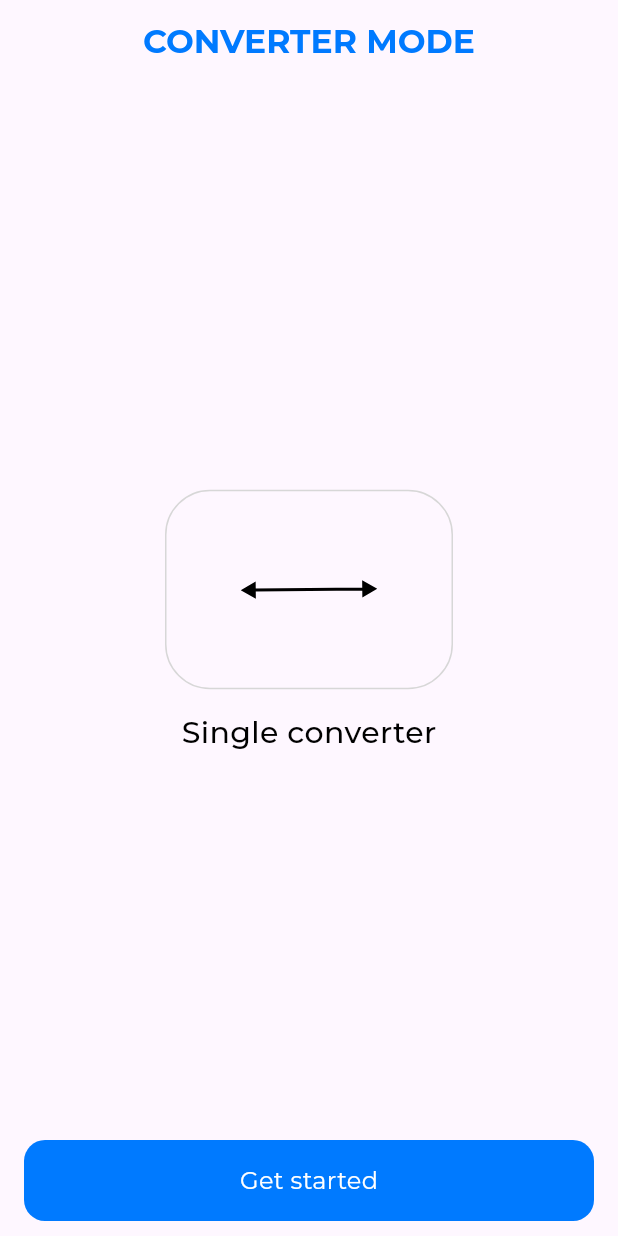
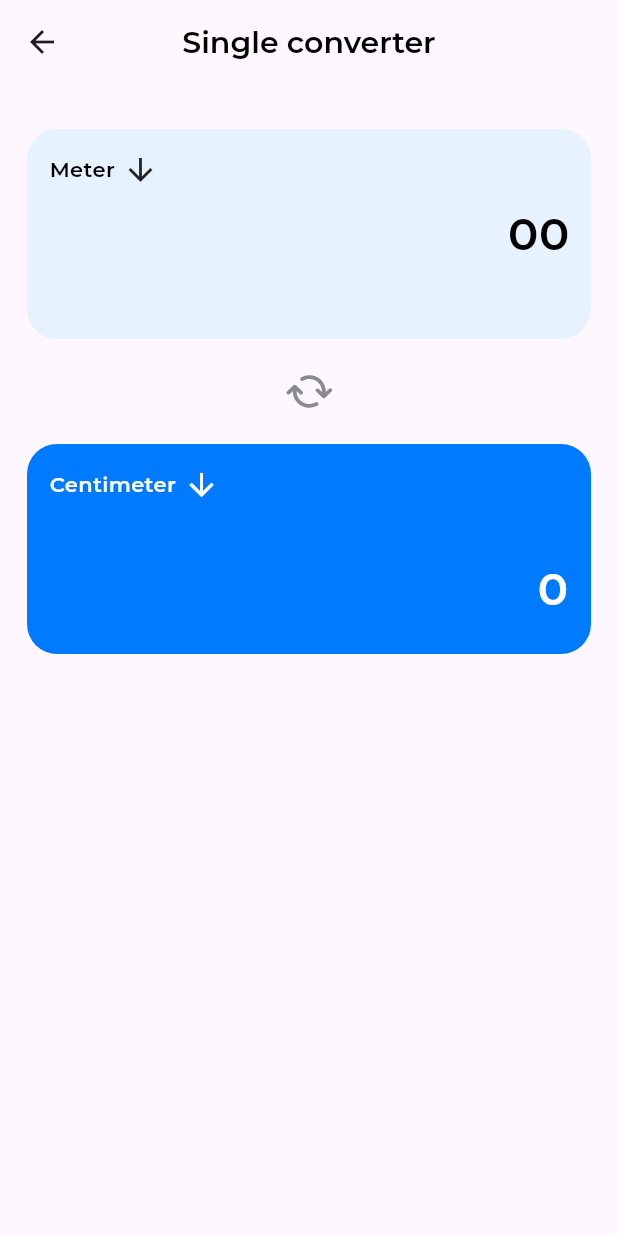
Before and after one commit to kevinvpatel/Distance-Converter, a Flutter app: the screen it shows after launch, after a tap on "Get started", on a phone screen of 412 x 824 dp. Run offline on Flutter 3.47's test engine with Material 3 defaults, Android fonts, the phone set to English and light mode, and no system bars; our stand-ins replace flutter_svg, get; project files that could hold a hidden picture were left out.

Commit message:
Single Converter Screen Completed

```diff
--- /dev/null
+++ b/lib/coman/textfiledWidget.dart
@@ -0,0 +1,77 @@
+import 'package:flutter/material.dart';
+import 'package:get/get.dart';
+import 'package:task/controller/SINGLController.dart';
+import 'package:task/utils/my_style.dart';
+
+class TextFiedWidget extends StatelessWidget {
+  final Color color;
+  final Color tcolor;
+  final String title;
+  final TextEditingController controlle;
+  final Color Tcolor;
+  final void Function() onTap;
+  final void Function(String) onChanged;
+  final BoxBorder? border;
+  const TextFiedWidget({
+    super.key,
+    required this.color,
+    required this.tcolor,
+    required this.title,
+    required this.Tcolor,
+    required this.controlle,
+    required this.onChanged,
+    required this.onTap,
+    this.border,
+  });
+
+  @override
+  Widget build(BuildContext context) {
+    return Stack(
+      children: [
+        Container(
+          height: 140,
+          width: Get.width,
+          decoration: BoxDecoration(color: color, borderRadius: BorderRadius.circular(20), border: border),
+          child: Column(
+            crossAxisAlignment: CrossAxisAlignment.end,
+            mainAxisAlignment: MainAxisAlignment.center,
+            children: [
+              SizedBox(
+                // height: 140,
+                child: TextField(
+                    controller: controlle,
+                    onChanged: onChanged,
+                    style: 30.monserrat600.copyWith(color: tcolor),
+                    textAlign: TextAlign.end,
+                    keyboardType: TextInputType.number,
+                    decoration: InputDecoration(
+                        contentPadding: const EdgeInsets.symmetric(horizontal: 10),
+                        hintStyle: 30.monserrat600.copyWith(color: tcolor),
+                        hintText: '00',
+                        filled: true,
+                        fillColor: Colors.transparent,
+                        border: InputBorder.none)),
+              ),
+            ],
+          ),
+        ),
+        Padding(
+          padding: const EdgeInsets.all(15),
+          child: Row(
+            children: [
+              InkWell(
+                onTap: onTap,
+                child: Text(
+                  title,
+                  style: 14.monserrat600.copyWith(color: Tcolor),
+                ),
+              ),
+              const SizedBox(width: 5),
+              const Icon(Icons.arrow_downward)
+            ],
+          ),
+        ),
+      ],
+    );
+  }
+}
--- /dev/null
+++ b/lib/controller/converter_mode_controller.dart
@@ -0,0 +1,14 @@
+import 'package:get/get.dart';
+import 'package:task/screen/singleConvert_Screen.dart';
+
+class ConverterModeController extends GetxController {
+  var mode = 1.obs;
+
+  void setMode(int val) {
+    mode.value = val;
+  }
+
+  void onGetStart() {
+    Get.to(() => const SingleconvertScreen());
+  }
+}
--- a/lib/screen/selectMode_Screen.dart
+++ b/lib/screen/selectMode_Screen.dart
@@ -3,6 +3,9 @@ import 'package:flutter/material.dart';
 import 'package:flutter/widgets.dart';
 import 'package:flutter_svg/flutter_svg.dart';
 import 'package:get/get.dart';
+import 'package:task/controller/converter_mode_controller.dart';
+import 'package:task/screen/singleConvert_Screen.dart';
+import 'package:task/utils/my_color.dart';
 import 'package:task/utils/my_images.dart';
 import 'package:task/utils/my_style.dart';
 
@@ -15,6 +18,7 @@ class SelectmodeScreen extends StatefulWidget {
 
 class _SelectmodeScreenState extends State<SelectmodeScreen> {
   @override
+  final con = Get.put(ConverterModeController());
   Widget build(BuildContext context) {
     return Scaffold(
       appBar: AppBar(
@@ -31,24 +35,27 @@ class _SelectmodeScreenState extends State<SelectmodeScreen> {
               children: [
                 ///Single Converter
                 GestureDetector(
-                  onTap: () {},
+                  onTap: () => con.setMode(1),
                   child: Column(
                     children: [
-                      Container(
+                      Obx(() => Container(
                             height: 133,
                             width: 192,
                             decoration: BoxDecoration(
                               borderRadius: BorderRadius.circular(30),
-                          border: Border.all(color: const Color(0xffD7D7D7)),
+                              border: Border.all(color: con.mode.value == 1 ? MyColor.primaryColor : const Color(0xffD7D7D7)),
                             ),
                             child: Center(
                               child: SvgPicture.asset(MyImages.arrow),
                             ),
-                      ),
+                          )),
                       const SizedBox(height: 15),
-                      Text(
+                      Hero(
+                        tag: 'animate',
+                        child: Text(
                           'Single converter',
                           style: 20.monserrat500,
+                        ),
                       )
                     ],
                   ),
@@ -62,7 +69,7 @@ class _SelectmodeScreenState extends State<SelectmodeScreen> {
             child: Padding(
               padding: const EdgeInsets.symmetric(horizontal: 16, vertical: 10),
               child: InkWell(
-                onTap: () {},
+                onTap: con.onGetStart,
                 child: Container(
                   height: 54,
                   width: Get.width,
--- /dev/null
+++ b/lib/screen/singleConvert_Screen.dart
@@ -0,0 +1,204 @@
+import 'package:flutter/cupertino.dart';
+import 'package:flutter/material.dart';
+import 'package:flutter/widgets.dart';
+import 'package:flutter_svg/flutter_svg.dart';
+import 'package:get/get.dart';
+import 'package:task/coman/textfiledWidget.dart';
+import 'package:task/controller/SINGLController.dart';
+import 'package:task/utils/my_color.dart';
+import 'package:task/utils/my_images.dart';
+import 'package:task/utils/my_style.dart';
+
+class SingleconvertScreen extends StatefulWidget {
+  const SingleconvertScreen({super.key});
+
+  @override
+  State<SingleconvertScreen> createState() => _SingleconvertScreenState();
+}
+
+class _SingleconvertScreenState extends State<SingleconvertScreen> {
+  final con = Get.put(SingleController());
+  @override
+  Widget build(BuildContext context) {
+    return Scaffold(
+      appBar: AppBar(
+        centerTitle: true,
+        title: Hero(
+          tag: 'animate',
+          child: Text(
+            'Single converter',
+            style: 20.monserrat600,
+          ),
+        ),
+        titleTextStyle: 14.monserrat600,
+      ),
+      body: Padding(
+        padding: const EdgeInsets.symmetric(horizontal: 18),
+        child: Column(
+          mainAxisAlignment: MainAxisAlignment.start,
+          children: [
+            const SizedBox(height: 30),
+            TextFiedWidget(
+              controlle: con.inputController,
+              title: con.fromUnit,
+              color: MyColor.textfiledC1,
+              tcolor: MyColor.black,
+              Tcolor: MyColor.black,
+              onChanged: (value) {
+                con.inputValue = double.tryParse(value) ?? 0.0;
+                con.convert();
+                setState(() {});
+              },
+              onTap: () {
+                showModalBottomSheet(
+                  isScrollControlled: true,
+                  backgroundColor: Colors.transparent,
+                  context: context,
+                  builder: (context) {
+                    return Container(
+                        width: double.infinity,
+                        decoration: BoxDecoration(borderRadius: BorderRadius.circular(30), color: Colors.white),
+                        margin: const EdgeInsets.symmetric(horizontal: 14, vertical: 14),
+                        padding: const EdgeInsets.symmetric(horizontal: 14, vertical: 14),
+                        child: ListView.separated(
+                          separatorBuilder: (context, index) => const Divider(),
+                          shrinkWrap: true,
+                          itemCount: con.fromtext.length,
+                          itemBuilder: (context, index) {
+                            return Padding(
+                              padding: const EdgeInsets.all(8.0),
+                              child: InkWell(
+                                onTap: () {
+                                  setState(() {
+                                    con.fromUnit = con.fromtext[index];
+                                    con.convert();
+                                    Get.back();
+                                  });
+                                },
+                                child: SizedBox(
+                                  width: Get.width,
+                                  child: Center(
+                                    child: Text(
+                                      '${con.fromtext[index]}',
+                                      style: 17.monserrat400,
+                                    ),
+                                  ),
+                                ),
+                              ),
+                            );
+                          },
+                        ));
+                  },
+                );
+              },
+            ),
+            const SizedBox(height: 15),
+            ///swap button
+            InkWell(
+                onTap: () {
+                  String m = con.fromUnit;
+                  con.fromUnit = con.toUnit;
+                  con.toUnit = m;
+                  // con.convert();
+                  double d = con.convertedValue;
+                  con.convertedValue = double.tryParse(con.inputController.text) ?? 0.0;
+                  con.inputController.text = d.toStringAsFixed(4).replaceFirst(RegExp(r'\.?0*$'), '');
+
+                  setState(() {});
+                },
+                child: SvgPicture.asset(MyImages.refresh)),
+            const SizedBox(height: 15),
+            InkWell(
+              onTap: () {
+                showModalBottomSheet(
+                  isScrollControlled: true,
+                  backgroundColor: Colors.transparent,
+                  context: context,
+                  builder: (context) {
+                    return Container(
+                        width: double.infinity,
+                        decoration: BoxDecoration(
+                            borderRadius: BorderRadius.circular(30),
+                            color: Colors.white
+                        ),
+                        margin: const EdgeInsets.symmetric(horizontal: 14, vertical: 14),
+                        padding: const EdgeInsets.symmetric(horizontal: 14, vertical: 14),
+                        child: ListView.separated(
+                          separatorBuilder: (context, index) => const Divider(),
+                          shrinkWrap: true,
+                          itemCount: con.fromtext.length,
+                          itemBuilder: (context, index) {
+                            return Padding(
+                              padding: const EdgeInsets.all(8.0),
+                              child: InkWell(
+                                onTap: () {
+                                  setState(() {
+                                    con.toUnit = con.toist[index];
+                                    con.convert();
+                                    Get.back();
+                                  });
+                                },
+                                child: SizedBox(
+                                  width: Get.width,
+                                  child: Center(
+                                    child: Text(
+                                      '${con.fromtext[index]}',
+                                      style: 17.monserrat400,
+                                    ),
+                                  ),
+                                ),
+                              ),
+                            );
+                          },
+                        ));
+                  },
+                );
+              },
+              child: Container(
+                height: 140,
+                width: Get.width,
+                decoration: BoxDecoration(color: MyColor.primaryColor, borderRadius: BorderRadius.circular(20)),
+                child: Column(
+                  crossAxisAlignment: CrossAxisAlignment.start,
+                  children: [
+                    Padding(
+                      padding: const EdgeInsets.all(15),
+                      child: Row(
+                        children: [
+                          Text(
+                            con.toUnit,
+                            style: 14.monserrat600.copyWith(color: MyColor.white),
+                          ),
+                          const SizedBox(width: 5),
+                          const Icon(
+                            Icons.arrow_downward,
+                            color: MyColor.white,
+                          )
+                        ],
+                      ),
+                    ),
+                    Expanded(
+                      child: Row(
+                        mainAxisAlignment: MainAxisAlignment.end,
+                        children: [
+                          Padding(
+                            padding: const EdgeInsets.only(right: 15),
+                            child: SizedBox(
+                              width: Get.width * .8,
+                              child: Text(con.convertedValue.toStringAsFixed(4).replaceFirst(RegExp(r'\.?0*$'), ''),
+                                  overflow: TextOverflow.ellipsis, textAlign: TextAlign.right, style: 30.monserrat600.copyWith(color: MyColor.white)),
+                            ),
+                          ),
+                        ],
+                      ),
+                    )
+                  ],
+                ),
+              ),
+            )
+          ],
+        ),
+      ),
+    );
+  }
+}
```
Also changed, not shown: lib/controller/SINGLController.dart (added, +66 -0 lines). Lines whose indentation alone changed are shown as unchanged.
